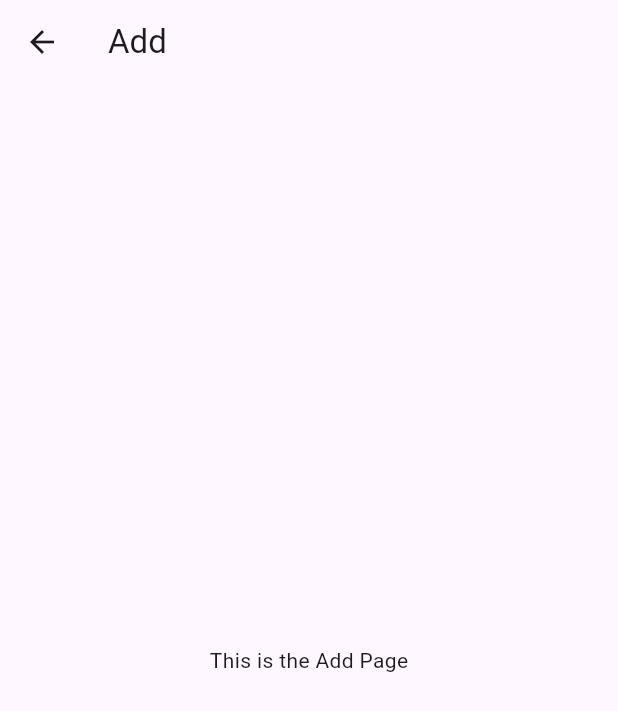
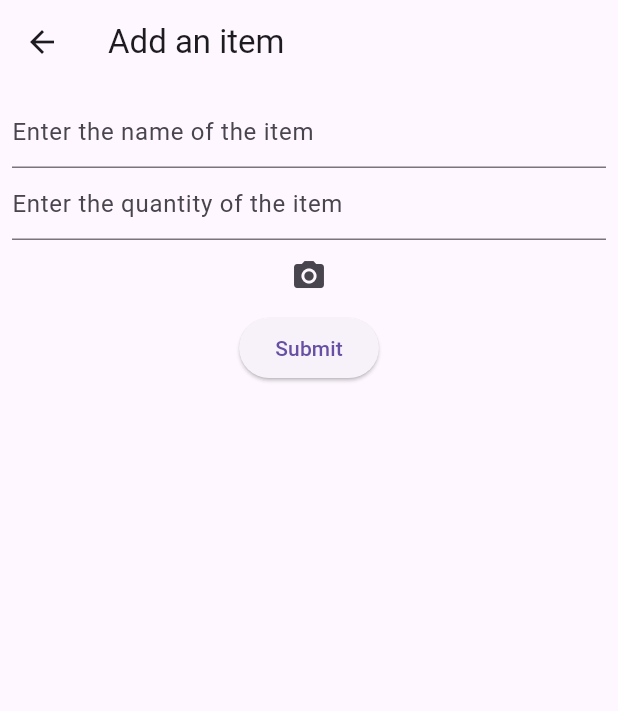
Before and after one commit to Zhgorrin/Art-Gallery, a Flutter app: the AddScreen screen opened directly, on a phone screen of 412 x 824 dp. Shown: the top 711 px of the screen. Run offline on Flutter 3.47's test engine with Material 3 defaults, Android fonts, the phone set to English and light mode, and no system bars; our stand-ins replace cloud_firestore, firebase_auth, firebase_core, firebase_storage, image_picker; accounts and stored records are empty.

Commit message:
Created add page

```diff
--- a/pj2/lib/add.dart
+++ b/pj2/lib/add.dart
@@ -1,17 +1,112 @@
-// add.dart
+import 'dart:io';
+
 import 'package:flutter/material.dart';
+import 'package:cloud_firestore/cloud_firestore.dart';
+import 'package:image_picker/image_picker.dart';
+import 'package:firebase_storage/firebase_storage.dart';
 
-class AddScreen extends StatelessWidget {
+class AddScreen extends StatefulWidget {
   const AddScreen({super.key});
+
+  @override
+  State<AddScreen> createState() => _AddScreenState();
+}
+
+class _AddScreenState extends State<AddScreen> {
+  final TextEditingController _controllerName = TextEditingController();
+  final TextEditingController _controllerQuantity = TextEditingController();
+
+  GlobalKey<FormState> key = GlobalKey();
+
+  final CollectionReference _reference =
+      FirebaseFirestore.instance.collection('shopping_list');
+
+  String imageUrl = '';
 
   @override
   Widget build(BuildContext context) {
     return Scaffold(
       appBar: AppBar(
-        title: const Text('Add'),
+        title: const Text('Add an item'),
       ),
-      body: const Center(
-        child: Text('This is the Add Page'),
+      body: Padding(
+        padding: const EdgeInsets.all(8.0),
+        child: Form(
+          key: key,
+          child: Column(
+            children: [
+              TextFormField(
+                controller: _controllerName,
+                decoration: const InputDecoration(
+                    hintText: 'Enter the name of the item'),
+                validator: (String? value) {
+                  if (value == null || value.isEmpty) {
+                    return 'Please enter the item name';
+                  }
+
+                  return null;
+                },
+              ),
+              TextFormField(
+                controller: _controllerQuantity,
+                decoration: const InputDecoration(
+                    hintText: 'Enter the quantity of the item'),
+                validator: (String? value) {
+                  if (value == null || value.isEmpty) {
+                    return 'Please enter the item quantity';
+                  }
+
+                  return null;
+                },
+              ),
+              IconButton(
+                  onPressed: () async {
+                    ImagePicker imagePicker = ImagePicker();
+                    XFile? file =
+                        await imagePicker.pickImage(source: ImageSource.camera);
+                    print('${file?.path}');
+
+                    if (file == null) return;
+                    String uniqueFileName = DateTime.now().millisecondsSinceEpoch.toString();
+                    Reference referenceRoot = FirebaseStorage.instance.ref();
+                    Reference referenceDirImages =
+                        referenceRoot.child('images');
+
+                    Reference referenceImageToUpload =
+                        referenceDirImages.child('name');
+
+                    try {
+                      await referenceImageToUpload.putFile(File(file!.path));
+                      imageUrl = await referenceImageToUpload.getDownloadURL();
+                    } catch (error) {
+                      //Some error occurred
+                    }
+                  },
+                  icon: const Icon(Icons.camera_alt)),
+              ElevatedButton(
+                  onPressed: () async {
+                    if (imageUrl.isEmpty) {
+                      ScaffoldMessenger.of(context).showSnackBar(const SnackBar(content: Text('Please upload an image')));
+                      return;
+                    }
+
+                    if (key.currentState!.validate()) {
+                      String itemName = _controllerName.text;
+                      String itemQuantity = _controllerQuantity.text;
+
+                      Map<String, String> dataToSend = {
+                        'name': itemName,
+                        'quantity': itemQuantity,
+                        'image': imageUrl,
+                      };
+
+                      _reference.add(dataToSend);
+                    }
+                  },
+                  child: const Text('Submit'))
+            ],
+          ),
+        ),
       ),
     );
   }
--- a/pj2/pubspec.yaml
+++ b/pj2/pubspec.yaml
@@ -39,6 +39,8 @@ dependencies:
   firebase_auth: ^4.10.1
   cloud_firestore: ^4.15.10
   intl: ^0.17.0
+  image_picker: ^1.1.0
+  firebase_storage: ^11.7.4
 
 dev_dependencies:
   flutter_test:
```
Also changed, not shown: pj2/pubspec.lock, 5 other files.
